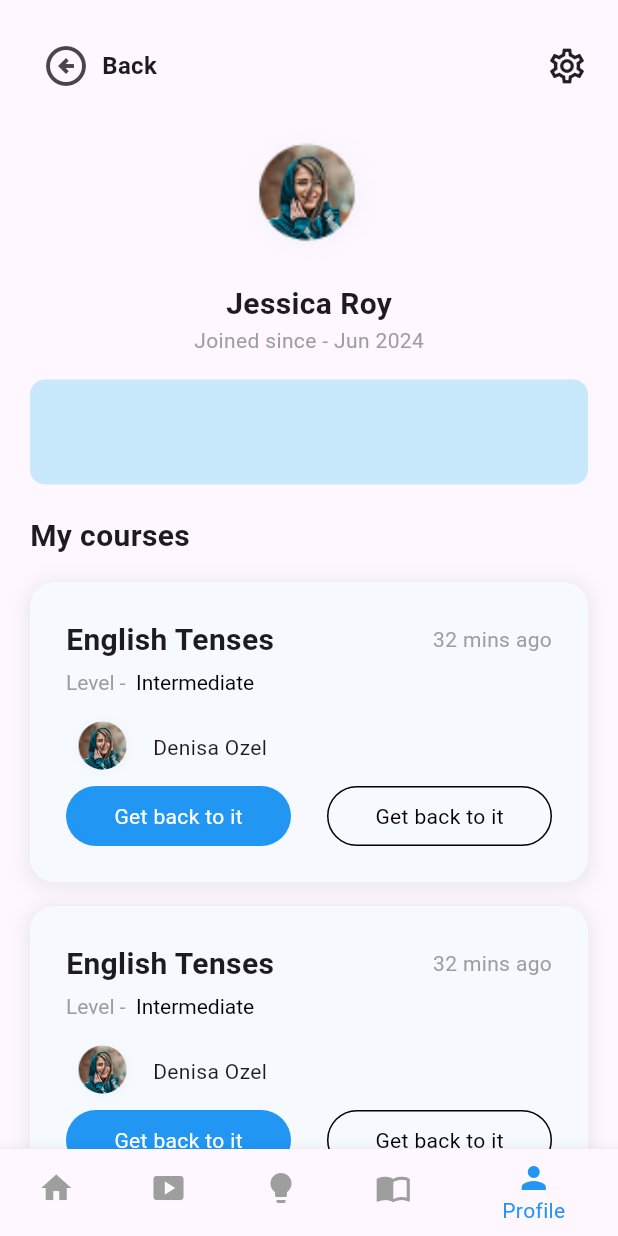
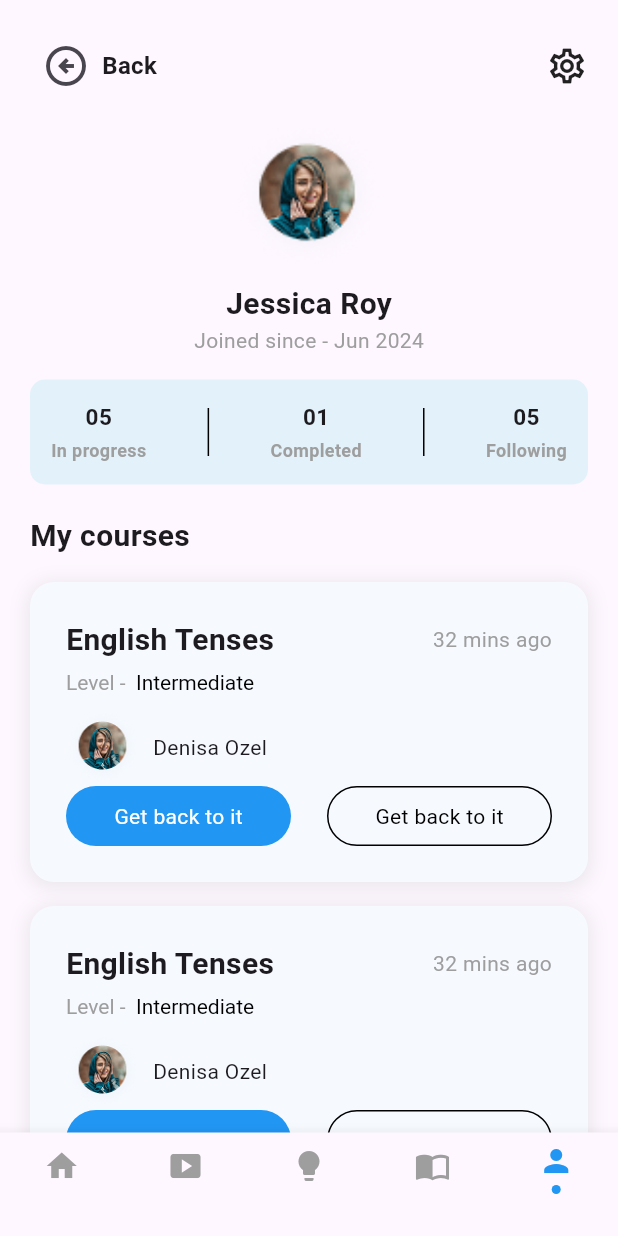
Before and after one commit to dev-shaon/Learnova-App, a Flutter app: the BottomNavigationScreen screen opened directly, item 5 of the bottom bar chosen, on a phone screen of 412 x 824 dp. Run offline on Flutter 3.47's test engine with Material 3 defaults, Android fonts, the phone set to English and light mode, and no system bars.

Commit message:
update profile and bottomnavigation ber

```diff
--- a/lib/Screens/Bottom Navbar Screens/Bottom_Navigation_screen.dart
+++ b/lib/Screens/Bottom Navbar Screens/Bottom_Navigation_screen.dart
@@ -1,7 +1,7 @@
 import 'package:flutter/material.dart';
-import 'package:learnova_app/Screens/Bottom%20Navbar%20Screens/Home_Screen.dart';
-import 'package:learnova_app/Screens/Bottom%20Navbar%20Screens/Profile_Screen.dart';
-import 'package:learnova_app/Screens/Bottom%20Navbar%20Screens/Video_Screen.dart';
+import 'package:learnova_app/Screens/Bottom Navbar Screens/Home_Screen.dart';
+import 'package:learnova_app/Screens/Bottom Navbar Screens/Profile_Screen.dart';
+import 'package:learnova_app/Screens/Bottom Navbar Screens/Video_Screen.dart';
 
 class BottomNavigationScreen extends StatefulWidget {
   const BottomNavigationScreen({super.key});
@@ -16,8 +16,8 @@ class _BottomNavigationScreenState extends State<BottomNavigationScreen> {
   final List<Widget> screens = [
     HomeScreen(),
     VideoScreen(),
-    Center(child: Text("Profile Screen")),
-    Center(child: Text("Profile Screen")),
+    Center(child: Text("Screen 3")),
+    Center(child: Text("Screen 4")),
     ProfileScreen()
   ];
 
@@ -28,6 +28,7 @@ class _BottomNavigationScreenState extends State<BottomNavigationScreen> {
 
       bottomNavigationBar: BottomNavigationBar(
         currentIndex: currentIndex,
+        type: BottomNavigationBarType.fixed,
         onTap: (index) {
           setState(() {
             currentIndex = index;
@@ -37,26 +38,42 @@ class _BottomNavigationScreenState extends State<BottomNavigationScreen> {
         selectedItemColor: Colors.blue,
         unselectedItemColor: Colors.grey,
 
-        items: const [
-          BottomNavigationBarItem(
-            icon: Icon(Icons.home),
-            label: "Home",
+        items: [
+          _navItem(Icons.home, 0),
+          _navItem(Icons.smart_display, 1),
+          _navItem(Icons.lightbulb, 2),
+          _navItem(Icons.import_contacts, 3),
+          _navItem(Icons.person, 4),
+        ],
+      ),
+    );
+  }
+
+  BottomNavigationBarItem _navItem(IconData icon, int index) {
+    return BottomNavigationBarItem(
+      label: "",
+      icon: Column(
+        mainAxisSize: MainAxisSize.min,
+        children: [
+          Icon(
+            icon,
+            color: currentIndex == index ? Colors.blue : Colors.grey,
           ),
-          BottomNavigationBarItem(
-            icon: Icon(Icons.smart_display),
-            label: "Home",
-          ),
-          BottomNavigationBarItem(
-            icon: Icon(Icons.lightbulb),
-            label: "Home",
-          ),
-          BottomNavigationBarItem(
-            icon: Icon(Icons.import_contacts),
-            label: "Explore",
-          ),
-          BottomNavigationBarItem(
-            icon: Icon(Icons.person),
-            label: "Profile",
+
+
+          SizedBox(height: 4),
+
+
+          Visibility(
+            visible: currentIndex == index,
+            child: Container(
+              width: 6,
+              height: 6,
+              decoration: const BoxDecoration(
+                color: Colors.blue,
+                shape: BoxShape.circle,
+              ),
+            ),
           ),
         ],
       ),
--- a/lib/Screens/Bottom Navbar Screens/Profile_Screen.dart
+++ b/lib/Screens/Bottom Navbar Screens/Profile_Screen.dart
@@ -13,7 +13,6 @@ class ProfileScreen extends StatelessWidget {
           child: Column(
             crossAxisAlignment: CrossAxisAlignment.start,
             children: [
-
               Row(
                 mainAxisAlignment: MainAxisAlignment.spaceBetween,
                 children: [
@@ -36,7 +35,7 @@ class ProfileScreen extends StatelessWidget {
                 ],
               ),
 
-              const SizedBox(height: 12),
+              SizedBox(height: 12),
 
               Center(
                 child: Column(
@@ -67,25 +66,48 @@ class ProfileScreen extends StatelessWidget {
                       height: 70,
                       width: double.infinity,
                       decoration: BoxDecoration(
-                        color: Color(0xFFC7E9FB),
+                        color: const Color.fromARGB(255, 227, 242, 250),
                         borderRadius: BorderRadius.circular(10),
+                      ),
+                      child: Padding(
+                        padding: const EdgeInsets.all(14),
+                        child: Row(
+                          mainAxisAlignment: MainAxisAlignment.spaceBetween,
+                          children: const [
+                            StatusItem(count: "05", label: "In progress"),
+                            VerticalDivider(
+                              color: Colors.black,
+                              thickness: 1,
+                              indent: 5,
+                              endIndent: 5,
+                            ),
+                            StatusItem(count: "01", label: "Completed"),
+                            VerticalDivider(
+                              color: Colors.black,
+                              thickness: 1,
+                              indent: 5,
+                              endIndent: 5,
+                            ),
+                            StatusItem(count: "05", label: "Following"),
+                          ],
+                        ),
                       ),
                     ),
                   ],
                 ),
               ),
 
-              const SizedBox(height: 20),
+              SizedBox(height: 20),
 
               Text(
                 "My courses",
                 style: TextStyle(fontSize: 20, fontWeight: FontWeight.bold),
               ),
 
-              const SizedBox(height: 16),
+              SizedBox(height: 16),
 
               CourseCard(),
-              const SizedBox(height: 16),
+              SizedBox(height: 16),
               CourseCard(),
             ],
           ),
@@ -94,3 +116,32 @@ class ProfileScreen extends StatelessWidget {
     );
   }
 }
+
+class StatusItem extends StatelessWidget {
+  final String count;
+  final String label;
+
+  const StatusItem({super.key, required this.count, required this.label});
+
+  @override
+  Widget build(BuildContext context) {
+    return Column(
+      mainAxisAlignment: MainAxisAlignment.center,
+      children: [
+        Text(
+          count,
+          style: const TextStyle(fontSize: 15, fontWeight: FontWeight.bold),
+        ),
+        SizedBox(height: 3),
+        Text(
+          label,
+          style: const TextStyle(
+            color: Colors.grey,
+            fontSize: 12,
+            fontWeight: FontWeight.bold,
+          ),
+        ),
+      ],
+    );
+  }
+}
```
